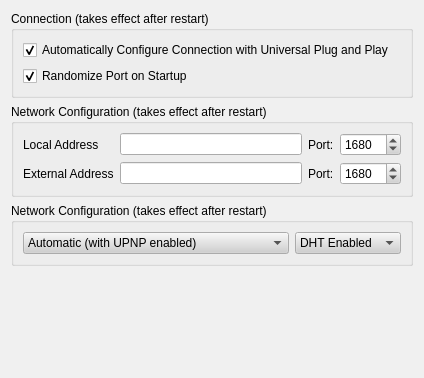
Qt form MixologistGui/gui/Preferences/ServerDialog.ui (rebeccaskinner/The-Mixologist) before a commit.
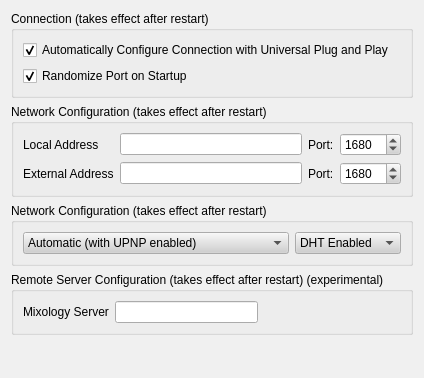
The same form after that commit.

Commit message: Improvement: Added ability to set Mixology server to something other than LibraryMixer. For now, this is experimental, and mainly only useful for testing, and breaks on just about every special case.

The edit to the form file:
```diff
--- a/MixologistGui/gui/Preferences/ServerDialog.ui
+++ b/MixologistGui/gui/Preferences/ServerDialog.ui
@@ -713,6 +713,51 @@
      </layout>
     </widget>
    </item>
+   <item>
+    <widget class="QGroupBox" name="NetConfigBox_2">
+     <property name="sizePolicy">
+      <sizepolicy hsizetype="Preferred" vsizetype="Preferred">
+       <horstretch>0</horstretch>
+       <verstretch>0</verstretch>
+      </sizepolicy>
+     </property>
+     <property name="title">
+      <string>Remote Server Configuration (takes effect after restart) (experimental)</string>
+     </property>
+     <layout class="QHBoxLayout" name="_2">
+      <item>
+       <widget class="QLabel" name="label_3">
+        <property name="text">
+         <string>Mixology Server</string>
+        </property>
+       </widget>
+      </item>
+      <item>
+       <widget class="QLineEdit" name="mixologyServer"/>
+      </item>
+      <item>
+       <spacer>
+        <property name="orientation">
+         <enum>Qt::Horizontal</enum>
+        </property>
+        <property name="sizeHint" stdset="0">
+         <size>
+          <width>40</width>
+          <height>20</height>
+         </size>
+        </property>
+       </spacer>
+      </item>
+      <item>
+       <layout class="QVBoxLayout" name="_3">
+        <item>
+         <layout class="QHBoxLayout" name="_4"/>
+        </item>
+       </layout>
+      </item>
+     </layout>
+    </widget>
+   </item>
    <item>
     <spacer name="spacer">
      <property name="orientation">
```
The commit also changes 6 other files.
